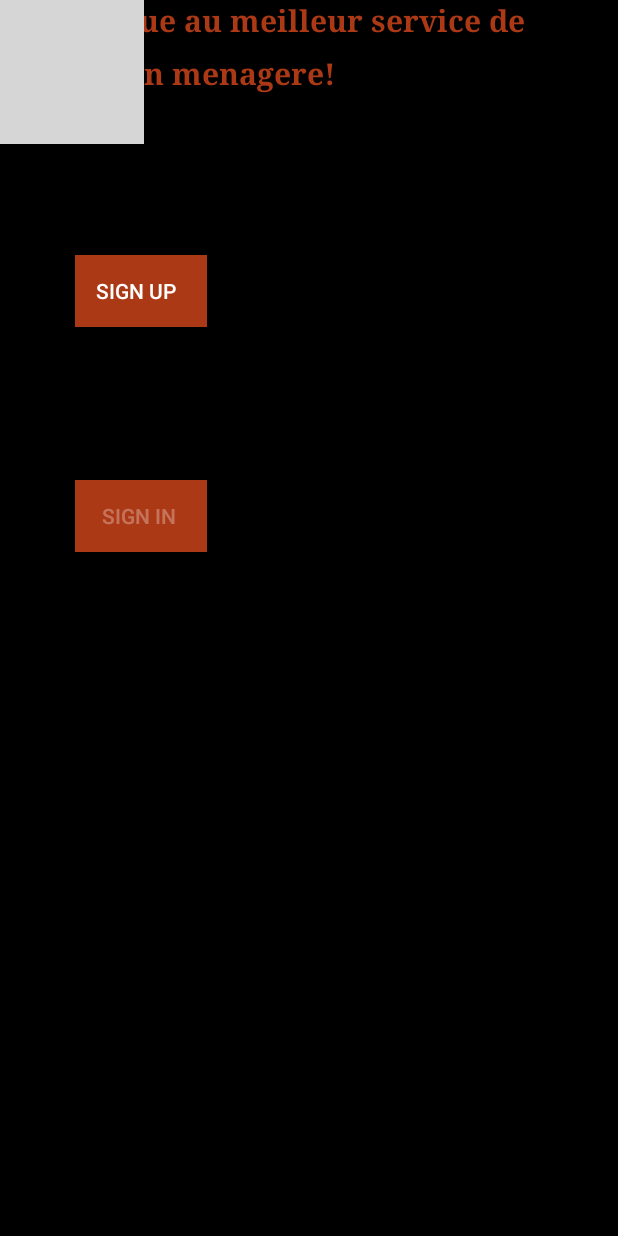
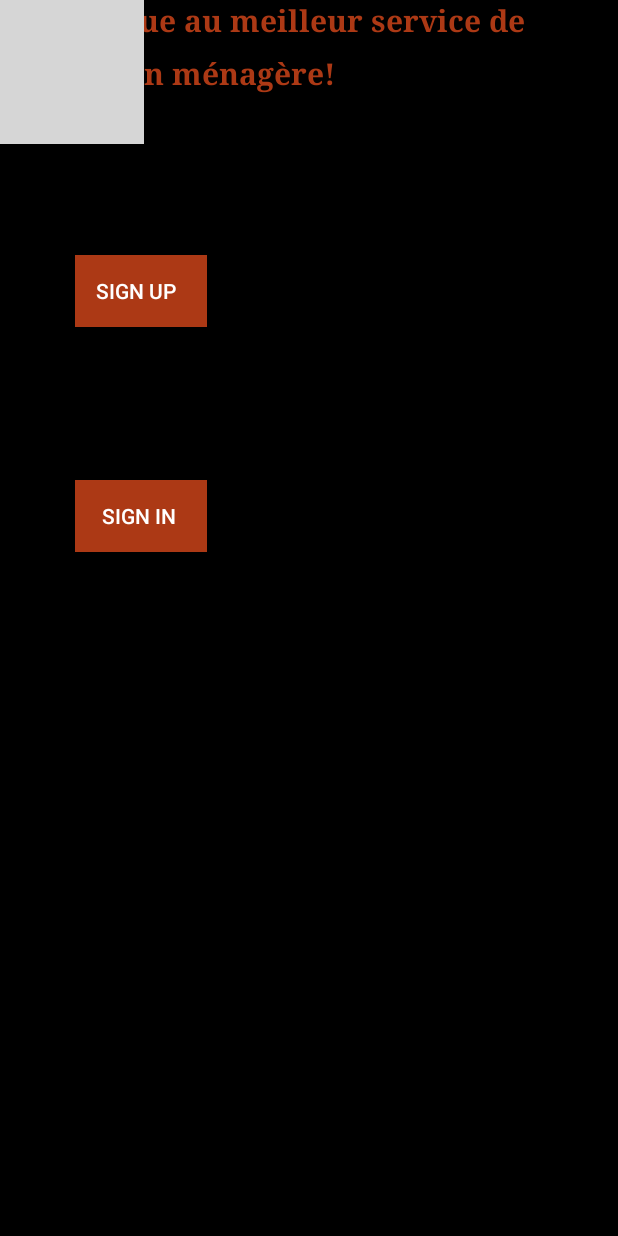
Before and after one commit to JMKM-SEG/AndroidFiles, an Android app: the screen it shows after launch (FullscreenActivity), on a phone screen of 412 x 824 dp. Run offline under Robolectric (Android 15) with nearby library versions, the phone set to English and light mode, and no system bars; Roboto replaces fonts that are not available here; grey boxes are pictures that could not be loaded.

Commit message:
arrangement de couleur

```diff
--- a/app/src/main/res/layout/activity_02.xml
+++ b/app/src/main/res/layout/activity_02.xml
@@ -32,14 +32,13 @@
             android:layout_marginBottom="475dp"
             android:text="REGISTRATION"
             android:textAppearance="@android:style/TextAppearance.Holo.Large"
-            android:textColor="@color/colorAccent"
+            android:textColor="@color/common_google_signin_btn_text_dark_default"
             android:textSize="35sp"
             app:layout_constraintBottom_toBottomOf="parent"
             app:layout_constraintEnd_toEndOf="parent"
             app:layout_constraintStart_toStartOf="parent"
             app:layout_constraintTop_toTopOf="parent"
-            app:layout_constraintVertical_bias="0.0"
-            tools:textColor="@color/common_google_signin_btn_text_dark_default" />
+            app:layout_constraintVertical_bias="0.0" />
 
         <TextView
             android:id="@+id/textView9"
--- a/app/src/main/res/layout/mainactivity_fullscreen.xml
+++ b/app/src/main/res/layout/mainactivity_fullscreen.xml
@@ -45,6 +45,8 @@
         android:background="@color/colorAccent"
         android:onClick="SignIn"
         android:text="Sign in "
+        android:textAllCaps="true"
+        android:textColor="@color/common_google_signin_btn_text_dark_default"
         tools:ignore="OnClick" />
 
     <FrameLayout
@@ -71,7 +73,7 @@
             android:layout_height="117dp"
             android:fontFamily="serif"
             android:lineSpacingExtra="12sp"
-            android:text="  Bienvenue au meilleur service de reparation menagere!"
+            android:text="  Bienvenue au meilleur service de réparation ménagère!"
             android:textAllCaps="false"
             android:textColor="@color/colorAccent"
             android:textSize="20sp"
```
